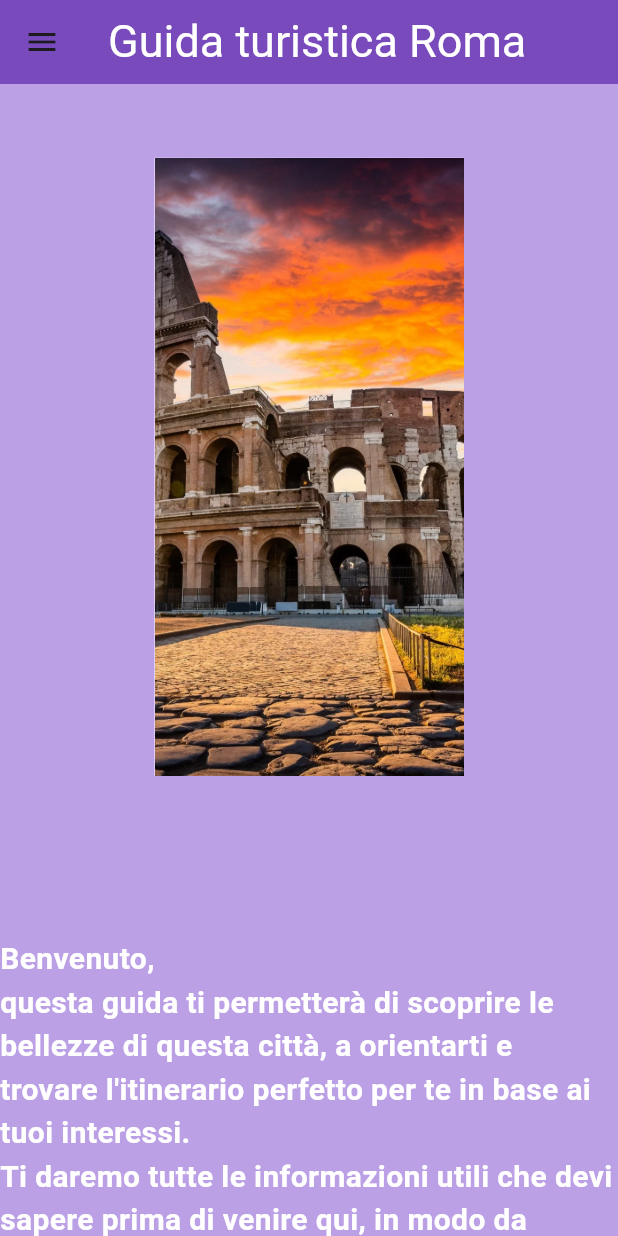
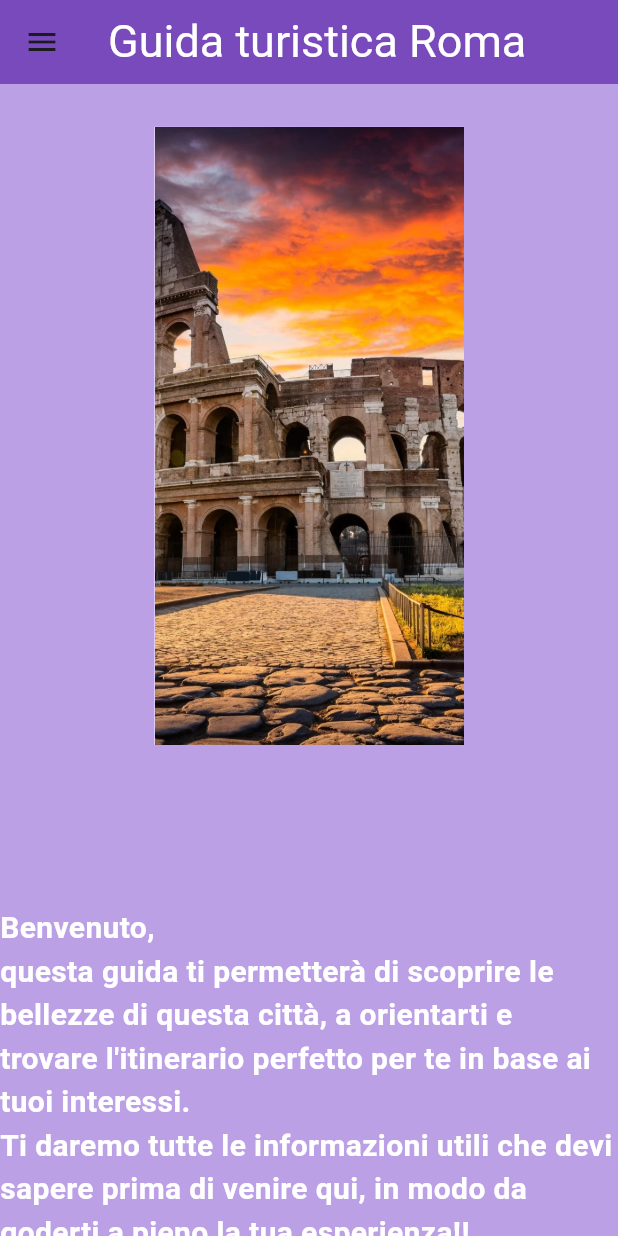
Before and after one commit to teodor2001/ProgettoMobileComputing, a Flutter app: the SideBarMenu screen opened by its route, on a phone screen of 412 x 824 dp. Run offline on Flutter 3.47's test engine with Material 2 defaults, Android fonts, the phone set to English and light mode, and no system bars.

Commit message:
Tentativi di fix delle dimensioni

```diff
--- a/progetto_mobile_computing_ila_e_teo/lib/home.dart
+++ b/progetto_mobile_computing_ila_e_teo/lib/home.dart
@@ -6,8 +6,8 @@ class SideBarMenu extends StatelessWidget {
   const SideBarMenu({Key? key}) : super(key: key);
   @override
   Widget build(BuildContext context) {
-    double width = MediaQuery.of(context).size.width;
-    double height = MediaQuery.of(context).size.height;
+    double larghezza = MediaQuery.of(context).size.width;
+    double altezza = MediaQuery.of(context).size.height;
     return Scaffold(
       backgroundColor: Color.fromARGB(255, 188, 160, 230),
       drawer: Drawer(
@@ -109,8 +109,8 @@ class SideBarMenu extends StatelessWidget {
                     Padding(
             padding: EdgeInsets.only(left: 16.0, top: 8.0),
             child: SizedBox(
-              height: height*0.05,
-              width: width*0.05,
+              height: larghezza*0.05,
+              width: altezza*0.05,
             ),
           ),
           Material(
@@ -119,7 +119,7 @@ class SideBarMenu extends StatelessWidget {
                 Navigator.pushNamed(context, '/attrazioni');
               },
               child: Image.asset('assets/images/menu.png',
-                  width: width*0.50, height: height*0.50,
+                  width: larghezza*0.50, height: altezza*0.50,
                   fit:BoxFit.cover),
 
         ),
```
Also changed, not shown: progetto_mobile_computing_ila_e_teo/lib/attrazioni.dart (+6 -6 lines).
